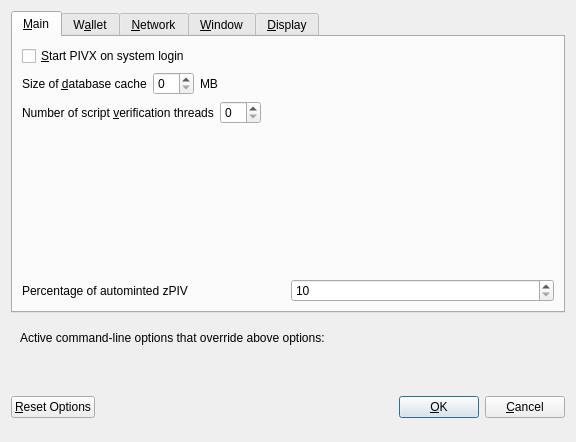
Before: the Qt Designer form src/qt/forms/optionsdialog.ui in eons-finance/ALQO, drawn with Qt 5.
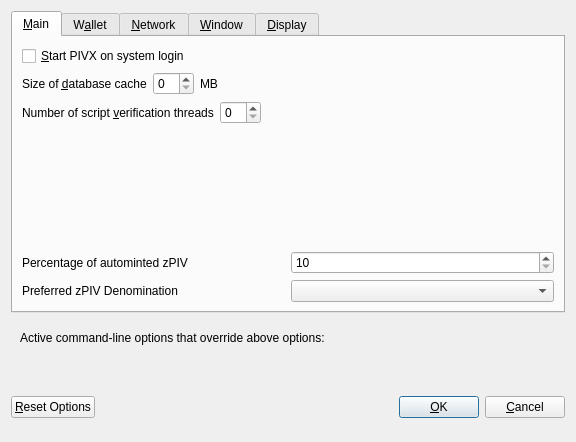
After: the same form once the commit is applied. Custom widgets are drawn as their Qt base class.

Commit message: Preferred Automint added, buttons for resetspentzerocoin and resetmintzerocoin

```diff
--- a/src/qt/forms/optionsdialog.ui
+++ b/src/qt/forms/optionsdialog.ui
@@ -154,6 +154,45 @@
          </item>
         </layout>
        </item>
+       <item>
+        <layout class="QHBoxLayout" name="horizontalLayout" stretch="0,0">
+         <property name="sizeConstraint">
+          <enum>QLayout::SetFixedSize</enum>
+         </property>
+         <item>
+          <widget class="QLabel" name="labelPreferredDenom">
+           <property name="maximumSize">
+            <size>
+             <width>16777215</width>
+             <height>16777215</height>
+            </size>
+           </property>
+           <property name="toolTip">
+            <string>Wait with automatic conversion to Zerocoin until enough PIV for this denomination is avialable</string>
+           </property>
+           <property name="text">
+            <string>Preferred zPIV Denomination</string>
+           </property>
+          </widget>
+         </item>
+         <item>
+          <widget class="QComboBox" name="preferredDenom">
+           <property name="maximumSize">
+            <size>
+             <width>16777215</width>
+             <height>27</height>
+            </size>
+           </property>
+           <property name="maxVisibleItems">
+            <number>9</number>
+           </property>
+           <property name="maxCount">
+            <number>9</number>
+           </property>
+          </widget>
+         </item>
+        </layout>
+       </item>
       </layout>
      </widget>
      <widget class="QWidget" name="tabWallet">
```
The commit also changes 14 other files.
